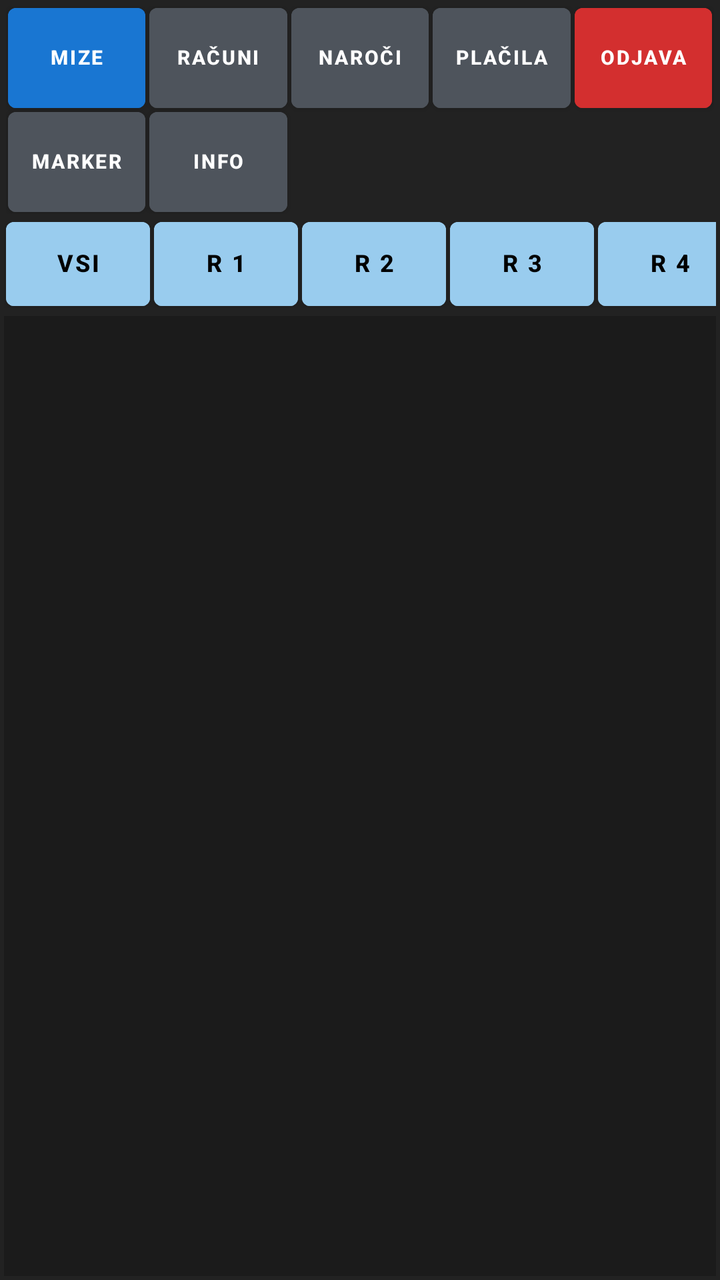
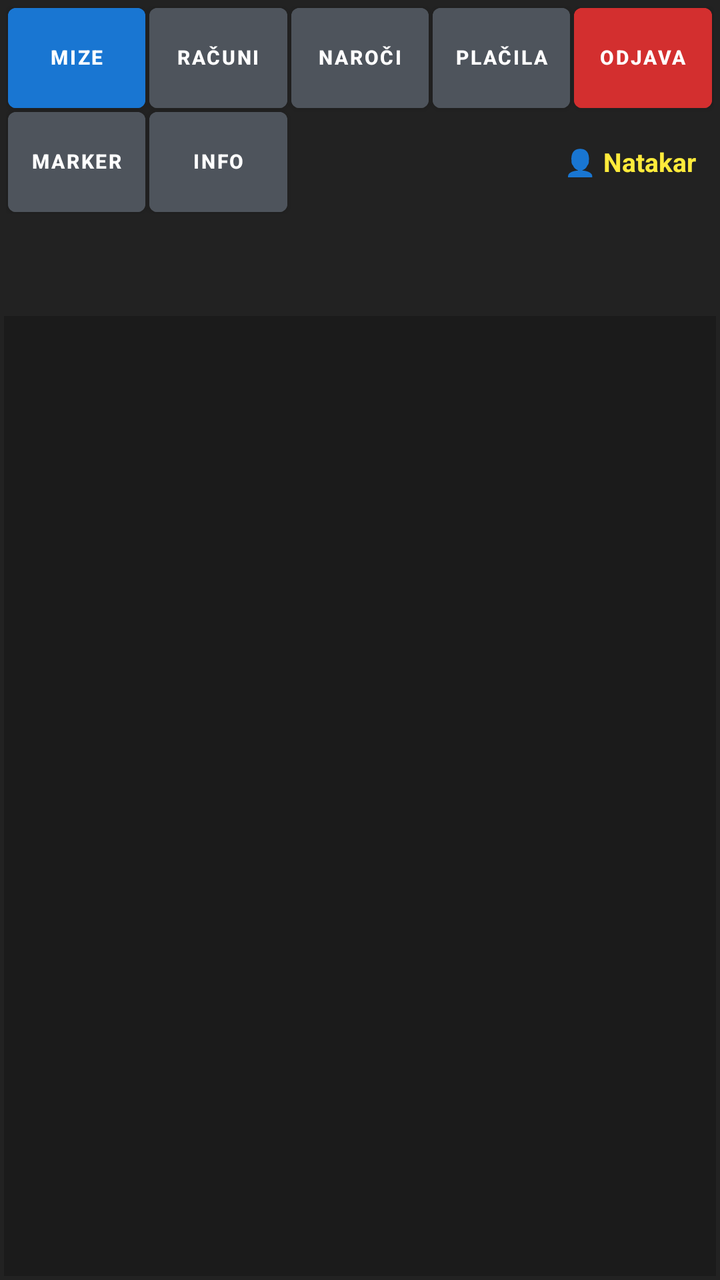

The first picture is an Android layout as it rendered before a commit; the second is the same layout after the commit. The layout source and the unified diff follow.
<!-- AndroidManifest.xml: application theme Theme.RosKasa -->
<!-- res/layout/fragment_mize.xml -->
<?xml version="1.0" encoding="utf-8"?>
<LinearLayout xmlns:android="http://schemas.android.com/apk/res/android"
    xmlns:app="http://schemas.android.com/apk/res-auto"
    android:layout_width="match_parent"
    android:layout_height="match_parent"
    android:orientation="vertical"
    android:background="@color/pos_bg_dark"
    android:padding="2dp">

    
    <GridLayout
        android:layout_width="match_parent"
        android:layout_height="wrap_content"
        android:columnCount="5"
        android:rowCount="2"
        android:alignmentMode="alignBounds"
        android:useDefaultMargins="false"
        android:padding="1dp"
        android:layout_marginBottom="2dp">

        
        <com.google.android.material.button.MaterialButton
            android:id="@+id/btnMizeSelf"
            style="@style/PosButtonStyle"
            android:layout_width="0dp"
            android:layout_height="50dp"
            android:layout_columnWeight="1"
            android:layout_gravity="fill"
            android:backgroundTint="@color/pos_accent_blue"
            android:text="@string/btn_mize"
            android:textColor="#FFFFFF" />

        <com.google.android.material.button.MaterialButton
            android:id="@+id/btnNavRacuni"
            style="@style/PosButtonStyle"
            android:layout_width="0dp"
            android:layout_height="50dp"
            android:layout_columnWeight="1"
            android:layout_gravity="fill"
            android:backgroundTint="@color/pos_btn_normal"
            android:text="@string/btn_racuni"
            android:textColor="#FFFFFF" />

        <com.google.android.material.button.MaterialButton
            android:id="@+id/btnNavNaroci"
            style="@style/PosButtonStyle"
            android:layout_width="0dp"
            android:layout_height="50dp"
            android:layout_columnWeight="1"
            android:layout_gravity="fill"
            android:backgroundTint="@color/pos_btn_normal"
            android:text="@string/btn_naroci"
            android:textColor="#FFFFFF" />

        <com.google.android.material.button.MaterialButton
            android:id="@+id/btnNavPlacila"
            style="@style/PosButtonStyle"
            android:layout_width="0dp"
            android:layout_height="50dp"
            android:layout_columnWeight="1"
            android:layout_gravity="fill"
            android:backgroundTint="@color/pos_btn_normal"
            android:text="@string/btn_placila"
            android:textColor="#FFFFFF" />

        <com.google.android.material.button.MaterialButton
            android:id="@+id/btnOdjava"
            style="@style/PosButtonStyle"
            android:layout_width="0dp"
            android:layout_height="50dp"
            android:layout_columnWeight="1"
            android:layout_gravity="fill"
            android:backgroundTint="@color/pos_accent_red"
            android:text="@string/btn_odjava"
            android:textColor="#FFFFFF" />

        
        <com.google.android.material.button.MaterialButton
            android:id="@+id/btnMarker"
            style="@style/PosButtonStyle"
            android:layout_width="0dp"
            android:layout_height="50dp"
            android:layout_columnWeight="1"
            android:layout_gravity="fill"
            android:backgroundTint="@color/pos_btn_normal"
            android:text="Marker"
            android:textColor="#FFFFFF" />

        <com.google.android.material.button.MaterialButton
            android:id="@+id/btnInfo"
            style="@style/PosButtonStyle"
            android:layout_width="0dp"
            android:layout_height="50dp"
            android:layout_columnWeight="1"
            android:layout_gravity="fill"
            android:backgroundTint="@color/pos_btn_normal"
            android:text="Info"
            android:textColor="#FFFFFF" />

        <View
            android:layout_width="0dp"
            android:layout_height="50dp"
            android:layout_columnWeight="1"
            android:layout_gravity="fill" />

        <View
            android:layout_width="0dp"
            android:layout_height="50dp"
            android:layout_columnWeight="1"
            android:layout_gravity="fill" />

        <View
            android:layout_width="0dp"
            android:layout_height="50dp"
            android:layout_columnWeight="1"
            android:layout_gravity="fill" />
    </GridLayout>

    
    <HorizontalScrollView
        android:layout_width="match_parent"
        android:layout_height="wrap_content"
        android:scrollbars="none"
        android:layout_marginBottom="4dp">

        <LinearLayout
            android:id="@+id/containerRajoni"
            android:layout_width="wrap_content"
            android:layout_height="44dp"
            android:orientation="horizontal">

            <com.google.android.material.button.MaterialButton
                style="@style/PosButtonStyle"
                android:layout_width="72dp"
                android:layout_height="match_parent"
                android:backgroundTint="@color/pos_region_bg"
                android:text="Vsi"
                android:textColor="#000000"
                android:textSize="12sp" />

            <com.google.android.material.button.MaterialButton
                style="@style/PosButtonStyle"
                android:layout_width="72dp"
                android:layout_height="match_parent"
                android:backgroundTint="@color/pos_region_bg"
                android:text="R 1"
                android:textColor="#000000"
                android:textSize="12sp" />

            <com.google.android.material.button.MaterialButton
                style="@style/PosButtonStyle"
                android:layout_width="72dp"
                android:layout_height="match_parent"
                android:backgroundTint="@color/pos_region_bg"
                android:text="R 2"
                android:textColor="#000000"
                android:textSize="12sp" />

            <com.google.android.material.button.MaterialButton
                style="@style/PosButtonStyle"
                android:layout_width="72dp"
                android:layout_height="match_parent"
                android:backgroundTint="@color/pos_region_bg"
                android:text="R 3"
                android:textColor="#000000"
                android:textSize="12sp" />

            <com.google.android.material.button.MaterialButton
                style="@style/PosButtonStyle"
                android:layout_width="72dp"
                android:layout_height="match_parent"
                android:backgroundTint="@color/pos_region_bg"
                android:text="R 4"
                android:textColor="#000000"
                android:textSize="12sp" />

            <com.google.android.material.button.MaterialButton
                style="@style/PosButtonStyle"
                android:layout_width="72dp"
                android:layout_height="match_parent"
                android:backgroundTint="@color/pos_region_bg"
                android:text="R 5"
                android:textColor="#000000"
                android:textSize="12sp" />
        </LinearLayout>
    </HorizontalScrollView>

    
    <androidx.recyclerview.widget.RecyclerView
        android:id="@+id/rvMizeGrid"
        android:layout_width="match_parent"
        android:layout_height="0dp"
        android:layout_weight="1"
        android:padding="2dp"
        android:background="#1B1B1B" />

</LinearLayout>
<!-- resources referenced by this layout -->
<resources>
  <color name="pos_accent_blue">#1976D2</color>
  <color name="pos_accent_red">#D32F2F</color>
  <color name="pos_bg_dark">#222222</color>
  <color name="pos_btn_normal">#4E545C</color>
  <color name="pos_region_bg">#99CCEE</color>
  <string name="btn_mize">Mize</string>
  <string name="btn_naroci">Naroči</string>
  <string name="btn_odjava">Odjava</string>
  <string name="btn_placila">Plačila</string>
  <string name="btn_racuni">Računi</string>
  <style name="PosButtonStyle" parent="Widget.MaterialComponents.Button">
          <item name="android:layout_height">50dp</item>
          <item name="android:minHeight">50dp</item>
          <item name="android:insetTop">0dp</item>
          <item name="android:insetBottom">0dp</item>
          <item name="android:insetLeft">0dp</item>
          <item name="android:insetRight">0dp</item>
          <item name="android:paddingTop">0dp</item>
          <item name="android:paddingBottom">0dp</item>
          <item name="android:paddingLeft">2dp</item>
          <item name="android:paddingRight">2dp</item>
          <item name="android:gravity">center</item>
          <item name="android:includeFontPadding">false</item>
          <item name="android:textStyle">bold</item>
          <item name="android:textSize">10sp</item>
          <item name="android:layout_margin">1dp</item>
          <item name="android:baselineAligned">false</item>
          <item name="android:maxLines">3</item>
          <item name="android:ellipsize">end</item>
          <item name="cornerRadius">4dp</item>
      </style>
  <style name="Theme.RosKasa" parent="Theme.MaterialComponents.DayNight.NoActionBar">
          <item name="colorPrimary">@color/pos_accent_blue</item>
          <item name="colorSecondary">@color/pos_accent_green</item>
          <item name="android:windowBackground">@color/pos_bg_dark</item>
          <item name="android:textColor">@color/pos_btn_text</item>
      </style>
  <color name="pos_accent_green">#388E3C</color>
  <color name="pos_btn_text">#FFFFFF</color>
</resources>

<!-- the commit's change to res/layout/fragment_mize.xml (unified diff, before → after) -->
@@ -103,21 +103,24 @@
             android:layout_columnWeight="1"
             android:layout_gravity="fill" />
 
-        <View
+        <TextView
+            android:id="@+id/tvNatakarInfo"
             android:layout_width="0dp"
             android:layout_height="50dp"
-            android:layout_columnWeight="1"
-            android:layout_gravity="fill" />
-
-        <View
-            android:layout_width="0dp"
-            android:layout_height="50dp"
-            android:layout_columnWeight="1"
-            android:layout_gravity="fill" />
+            android:layout_columnWeight="2"
+            android:layout_columnSpan="2"
+            android:layout_gravity="fill"
+            android:gravity="center_vertical|end"
+            android:paddingEnd="8dp"
+            android:text="👤 Natakar"
+            android:textColor="#FFEB3B"
+            android:textSize="13sp"
+            android:textStyle="bold" />
     </GridLayout>
 
     
     <HorizontalScrollView
+        android:id="@+id/scrollRajoni"
         android:layout_width="match_parent"
         android:layout_height="wrap_content"
         android:scrollbars="none"
@@ -127,62 +130,7 @@
             android:id="@+id/containerRajoni"
             android:layout_width="wrap_content"
             android:layout_height="44dp"
-            android:orientation="horizontal">
-
-            <com.google.android.material.button.MaterialButton
-                style="@style/PosButtonStyle"
-                android:layout_width="72dp"
-                android:layout_height="match_parent"
-                android:backgroundTint="@color/pos_region_bg"
-                android:text="Vsi"
-                android:textColor="#000000"
-                android:textSize="12sp" />
-
-            <com.google.android.material.button.MaterialButton
-                style="@style/PosButtonStyle"
-                android:layout_width="72dp"
-                android:layout_height="match_parent"
-                android:backgroundTint="@color/pos_region_bg"
-                android:text="R 1"
-                android:textColor="#000000"
-                android:textSize="12sp" />
-
-            <com.google.android.material.button.MaterialButton
-                style="@style/PosButtonStyle"
-                android:layout_width="72dp"
-                android:layout_height="match_parent"
-                android:backgroundTint="@color/pos_region_bg"
-                android:text="R 2"
-                android:textColor="#000000"
-                android:textSize="12sp" />
-
-            <com.google.android.material.button.MaterialButton
-                style="@style/PosButtonStyle"
-                android:layout_width="72dp"
-                android:layout_height="match_parent"
-                android:backgroundTint="@color/pos_region_bg"
-                android:text="R 3"
-                android:textColor="#000000"
-                android:textSize="12sp" />
-
-            <com.google.android.material.button.MaterialButton
-                style="@style/PosButtonStyle"
-                android:layout_width="72dp"
-                android:layout_height="match_parent"
-                android:backgroundTint="@color/pos_region_bg"
-                android:text="R 4"
-                android:textColor="#000000"
-                android:textSize="12sp" />
-
-            <com.google.android.material.button.MaterialButton
-                style="@style/PosButtonStyle"
-                android:layout_width="72dp"
-                android:layout_height="match_parent"
-                android:backgroundTint="@color/pos_region_bg"
-                android:text="R 5"
-                android:textColor="#000000"
-                android:textSize="12sp" />
-        </LinearLayout>
+            android:orientation="horizontal" />
     </HorizontalScrollView>
 
     
<!-- resource entries referenced after the edit -->
@@ -4,7 +4,6 @@
   <color name="pos_accent_red">#D32F2F</color>
   <color name="pos_bg_dark">#222222</color>
   <color name="pos_btn_normal">#4E545C</color>
-  <color name="pos_region_bg">#99CCEE</color>
   <string name="btn_mize">Mize</string>
   <string name="btn_naroci">Naroči</string>
   <string name="btn_odjava">Odjava</string>
